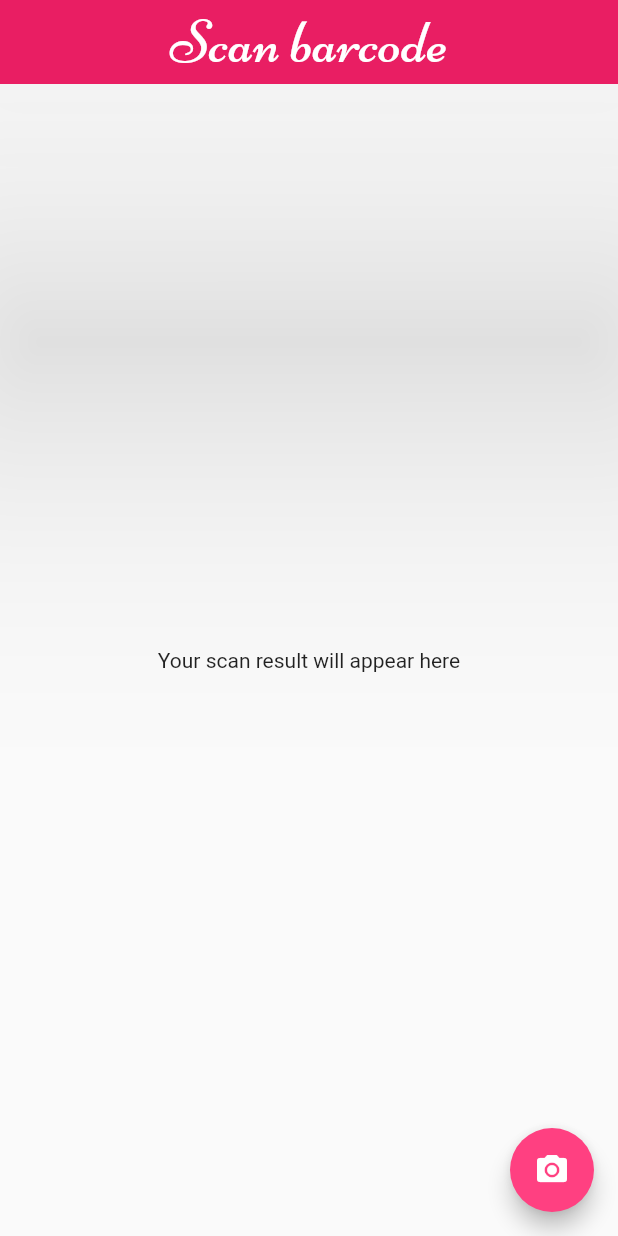
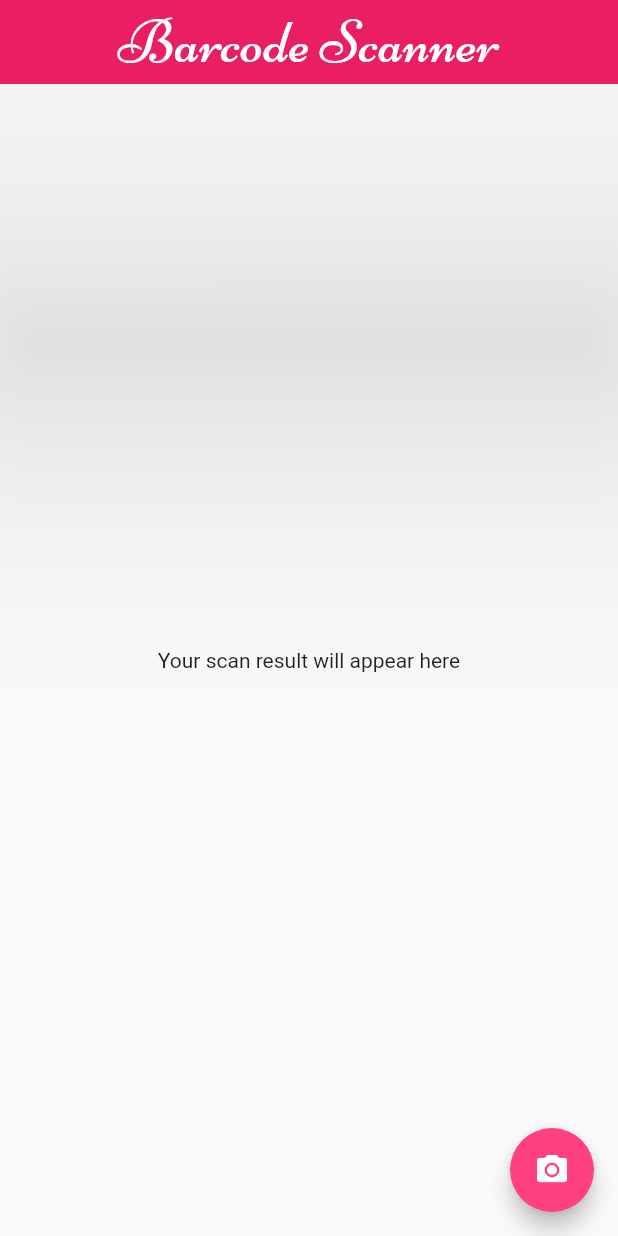
Before and after one commit to Chilukoa/Hello-Flutter, a Flutter app: the screen it shows after launch, on a phone screen of 412 x 824 dp. Run offline on Flutter 3.47's test engine with Material 2 defaults, Android fonts, the phone set to English and light mode, and no system bars; missing offline and left inert: flutter_barcode_scanner.

Commit message:
Changed title

```diff
--- a/mybarcodescanner/lib/homePage.dart
+++ b/mybarcodescanner/lib/homePage.dart
@@ -32,7 +32,7 @@
   Widget build(BuildContext context) {
     return Scaffold(
       appBar: AppBar(
-        title: const Text('Scan barcode', style: TextStyle(color: Colors.white,fontWeight: FontWeight.w300,fontSize: 40,fontFamily:'Niconne'),
+        title: const Text('Barcode Scanner', style: TextStyle(color: Colors.white,fontWeight: FontWeight.w300,fontSize: 40,fontFamily:'Niconne'),
 
         ),
         elevation: 100.0,
```
